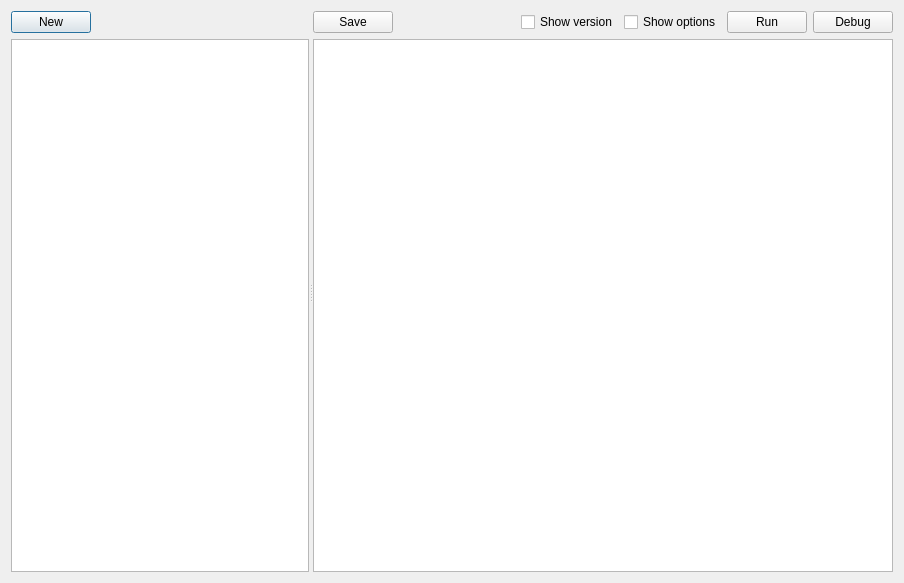
Before: the Qt Designer form dialogsignatures.ui in horsicq/die_widget, drawn with Qt 5.
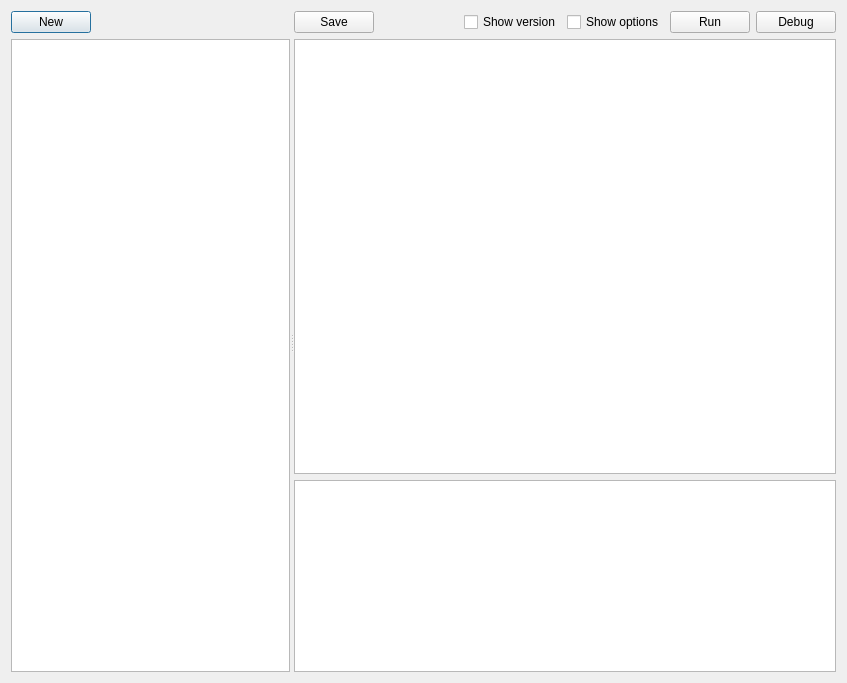
After: the same form once the commit is applied.

```diff
--- a/dialogsignatures.ui
+++ b/dialogsignatures.ui
@@ -9,8 +9,8 @@
    <rect>
     <x>0</x>
     <y>0</y>
-    <width>904</width>
-    <height>583</height>
+    <width>847</width>
+    <height>683</height>
    </rect>
   </property>
   <property name="windowTitle">
@@ -25,7 +25,7 @@
      <property name="orientation">
       <enum>Qt::Horizontal</enum>
      </property>
-     <widget class="QWidget" name="">
+     <widget class="QWidget" name="layoutWidget">
       <layout class="QVBoxLayout" name="verticalLayout_2">
        <item>
         <layout class="QHBoxLayout" name="horizontalLayout_2">
@@ -68,7 +68,7 @@
        </item>
       </layout>
      </widget>
-     <widget class="QWidget" name="">
+     <widget class="QWidget" name="layoutWidget">
       <layout class="QVBoxLayout" name="verticalLayout">
        <item>
         <layout class="QHBoxLayout" name="horizontalLayout">
@@ -125,6 +125,19 @@
        <item>
         <widget class="QTextEdit" name="textEditSignature"/>
        </item>
+       <item>
+        <widget class="QPlainTextEdit" name="plainTextEditResult">
+         <property name="sizePolicy">
+          <sizepolicy hsizetype="Expanding" vsizetype="Minimum">
+           <horstretch>0</horstretch>
+           <verstretch>0</verstretch>
+          </sizepolicy>
+         </property>
+         <property name="readOnly">
+          <bool>true</bool>
+         </property>
+        </widget>
+       </item>
       </layout>
      </widget>
     </widget>
```
